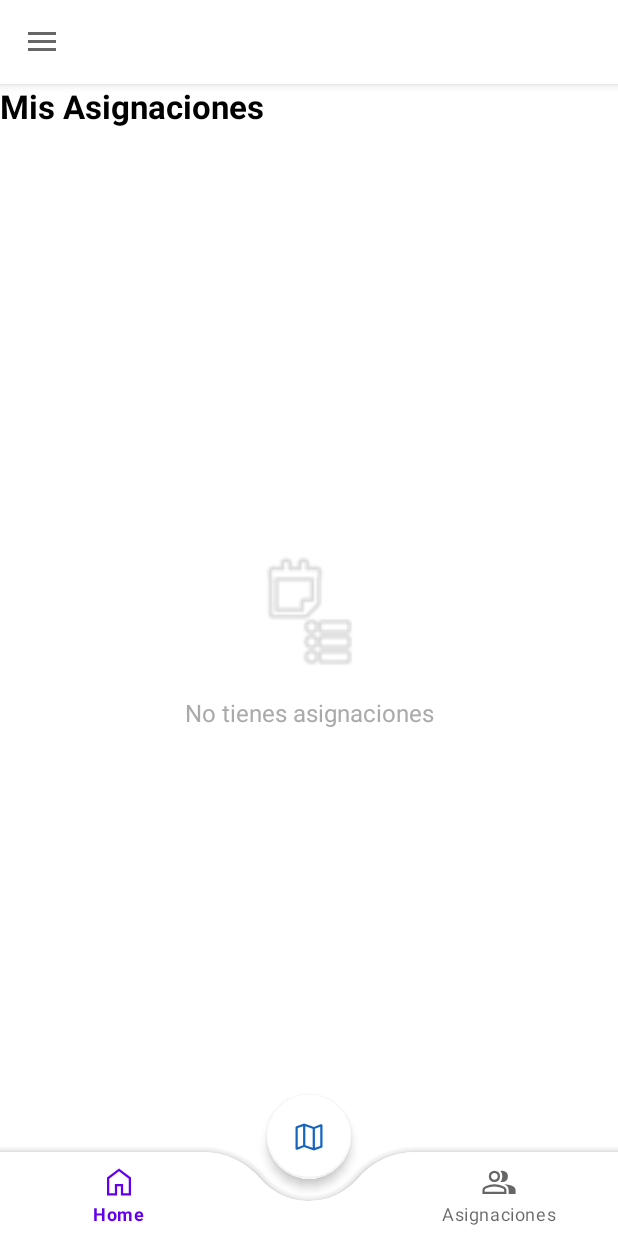
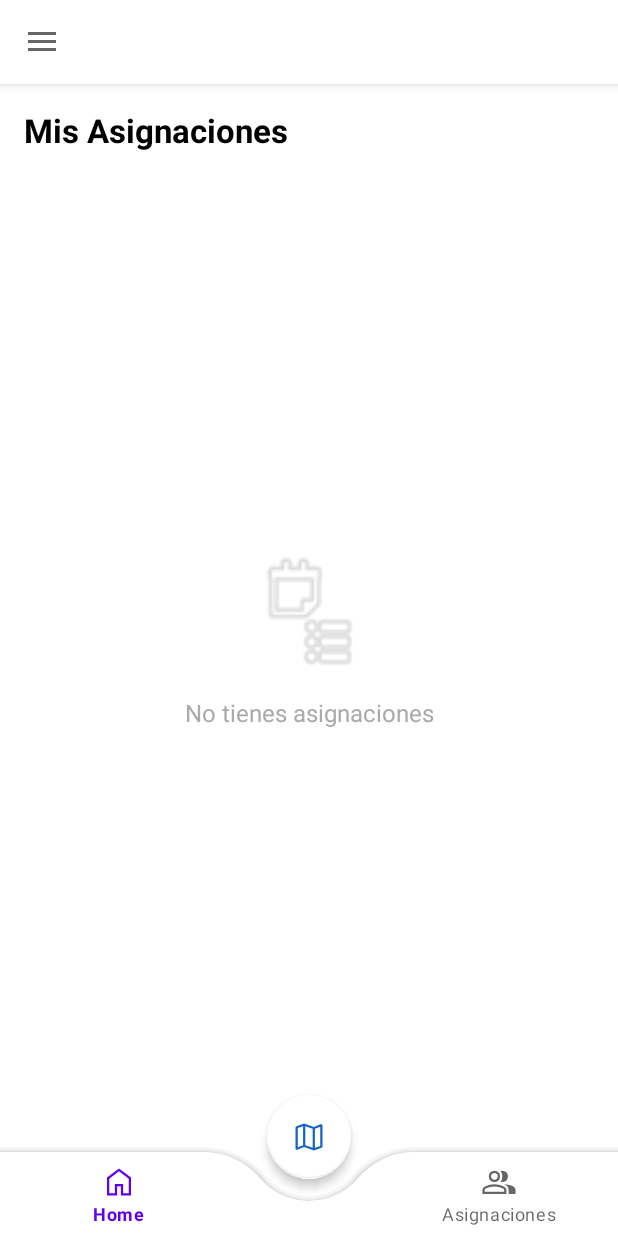
Before and after one commit to TJ7w7/ProyectoMoviles, an Android app: the fragment MisAsignaciones placed in its activity, on a phone screen of 412 x 824 dp. Run offline under Robolectric (Android 15) with nearby library versions, the phone set to English and light mode, and no system bars; our stand-ins replace Firebase (no records; nobody signed in at launch, a user with empty details on screens opened directly).

Commit message:
arreglo de apartade de mis asignaciones

```diff
--- a/app/src/main/java/com/tj/proyecto/Recolector/MisAsignaciones.kt
+++ b/app/src/main/java/com/tj/proyecto/Recolector/MisAsignaciones.kt
@@ -1,6 +1,7 @@
 package com.tj.proyecto.Recolector
 
 import android.os.Bundle
+import android.util.Log
 import androidx.fragment.app.Fragment
 import android.view.LayoutInflater
 import android.view.View
@@ -26,7 +27,6 @@ class MisAsignaciones : Fragment() {
 
     private val asignacionesList = mutableListOf<entAsignacionRuta>()
     private lateinit var adapter: MisAsignacionesAdapter
-
 
     override fun onCreateView(
         inflater: LayoutInflater, container: ViewGroup?,
--- a/app/src/main/res/layout/fragment_mis_asignaciones.xml
+++ b/app/src/main/res/layout/fragment_mis_asignaciones.xml
@@ -4,6 +4,7 @@
     xmlns:tools="http://schemas.android.com/tools"
     android:layout_width="match_parent"
     android:layout_height="match_parent"
+    android:padding="16dp"
     xmlns:app="http://schemas.android.com/apk/res-auto"
     tools:context=".Recolector.MisAsignaciones">
 
```
